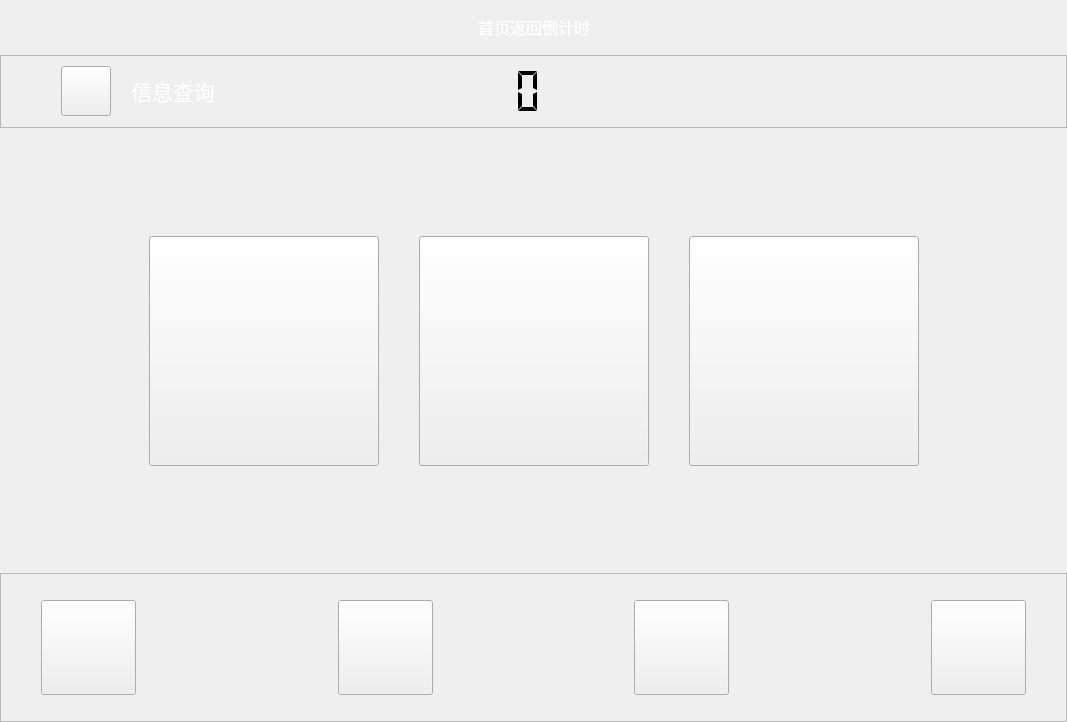
The window that lookup.ui (along-wds/jiaofeiji_ykgl) describes before a commit, drawn with Qt 5.
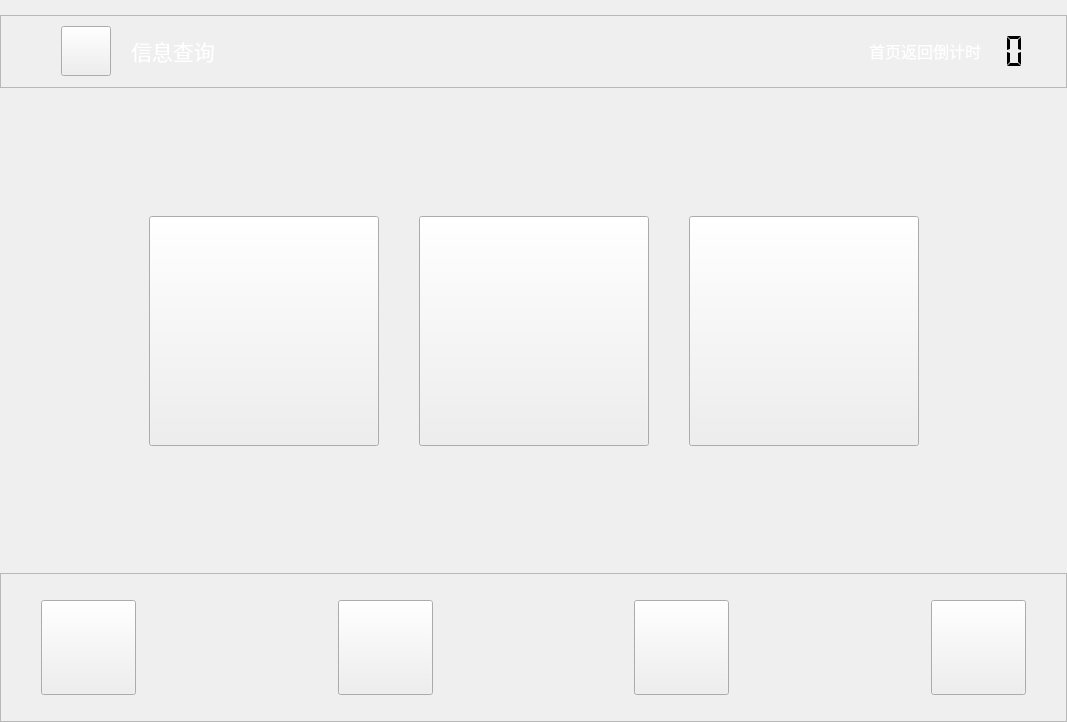
The same window after the commit. Icons and pictures are not drawn.

Patch:
```diff
--- a/lookup.ui
+++ b/lookup.ui
@@ -30,82 +30,20 @@
     <number>0</number>
    </property>
    <item>
-    <layout class="QHBoxLayout" name="horizontalLayout_22">
-     <item>
-      <spacer name="horizontalSpacer_18">
-       <property name="orientation">
-        <enum>Qt::Horizontal</enum>
-       </property>
-       <property name="sizeHint" stdset="0">
-        <size>
-         <width>40</width>
-         <height>20</height>
-        </size>
-       </property>
-      </spacer>
-     </item>
-     <item>
-      <spacer name="verticalSpacer_9">
-       <property name="orientation">
-        <enum>Qt::Vertical</enum>
-       </property>
-       <property name="sizeType">
-        <enum>QSizePolicy::Fixed</enum>
-       </property>
-       <property name="sizeHint" stdset="0">
-        <size>
-         <width>20</width>
-         <height>55</height>
-        </size>
-       </property>
-      </spacer>
-     </item>
-     <item>
-      <widget class="QLabel" name="label_12">
-       <property name="font">
-        <font>
-         <family>微软雅黑</family>
-         <pointsize>12</pointsize>
-        </font>
-       </property>
-       <property name="text">
-        <string>&lt;html&gt;&lt;head/&gt;&lt;body&gt;&lt;p&gt;&lt;span style=&quot; color:#ffffff;&quot;&gt;首页返回倒计时&lt;/span&gt;&lt;/p&gt;&lt;/body&gt;&lt;/html&gt;</string>
-       </property>
-      </widget>
-     </item>
-     <item>
-      <spacer name="verticalSpacer_4">
-       <property name="orientation">
-        <enum>Qt::Vertical</enum>
-       </property>
-       <property name="sizeType">
-        <enum>QSizePolicy::Fixed</enum>
-       </property>
-       <property name="sizeHint" stdset="0">
-        <size>
-         <width>20</width>
-         <height>55</height>
-        </size>
-       </property>
-      </spacer>
-     </item>
-     <item>
-      <spacer name="horizontalSpacer_17">
-       <property name="orientation">
-        <enum>Qt::Horizontal</enum>
-       </property>
-       <property name="sizeType">
-        <enum>QSizePolicy::Expanding</enum>
-       </property>
-       <property name="sizeHint" stdset="0">
-        <size>
-         <width>15</width>
-         <height>20</height>
-        </size>
-       </property>
-      </spacer>
-     </item>
-    </layout>
+    <spacer name="verticalSpacer_3">
+     <property name="orientation">
+      <enum>Qt::Vertical</enum>
+     </property>
+     <property name="sizeType">
+      <enum>QSizePolicy::Fixed</enum>
+     </property>
+     <property name="sizeHint" stdset="0">
+      <size>
+       <width>20</width>
+       <height>15</height>
+      </size>
+     </property>
+    </spacer>
    </item>
    <item>
     <widget class="QFrame" name="frame_4">
@@ -244,6 +182,19 @@
         </property>
        </spacer>
       </item>
+      <item>
+       <widget class="QLabel" name="label_12">
+        <property name="font">
+         <font>
+          <family>微软雅黑</family>
+          <pointsize>12</pointsize>
+         </font>
+        </property>
+        <property name="text">
+         <string>&lt;html&gt;&lt;head/&gt;&lt;body&gt;&lt;p&gt;&lt;span style=&quot; color:#ffffff;&quot;&gt;首页返回倒计时&lt;/span&gt;&lt;/p&gt;&lt;/body&gt;&lt;/html&gt;</string>
+        </property>
+       </widget>
+      </item>
       <item>
        <widget class="QLCDNumber" name="lcdNumber">
         <property name="sizePolicy">
@@ -254,20 +205,20 @@
         </property>
         <property name="minimumSize">
          <size>
-          <width>120</width>
+          <width>50</width>
           <height>50</height>
          </size>
         </property>
         <property name="maximumSize">
          <size>
-          <width>120</width>
+          <width>50</width>
           <height>50</height>
          </size>
         </property>
         <property name="font">
          <font>
           <family>微软雅黑</family>
-          <pointsize>5</pointsize>
+          <pointsize>12</pointsize>
          </font>
         </property>
         <property name="layoutDirection">
@@ -286,7 +237,7 @@
          <enum>QFrame::Plain</enum>
         </property>
         <property name="lineWidth">
-         <number>1</number>
+         <number>0</number>
         </property>
         <property name="midLineWidth">
          <number>0</number>
@@ -319,48 +270,7 @@
        </spacer>
       </item>
       <item>
-       <spacer name="horizontalSpacer_16">
-        <property name="orientation">
-         <enum>Qt::Horizontal</enum>
-        </property>
-        <property name="sizeHint" stdset="0">
-         <size>
-          <width>249</width>
-          <height>20</height>
-         </size>
-        </property>
-       </spacer>
-      </item>
-      <item>
-       <widget class="QLabel" name="label_20">
-        <property name="sizePolicy">
-         <sizepolicy hsizetype="Fixed" vsizetype="Fixed">
-          <horstretch>0</horstretch>
-          <verstretch>0</verstretch>
-         </sizepolicy>
-        </property>
-        <property name="minimumSize">
-         <size>
-          <width>168</width>
-          <height>69</height>
-         </size>
-        </property>
-        <property name="maximumSize">
-         <size>
-          <width>168</width>
-          <height>69</height>
-         </size>
-        </property>
-        <property name="styleSheet">
-         <string notr="true">border-image: url(:/image/picture/qietu/95598.png);</string>
-        </property>
-        <property name="text">
-         <string/>
-        </property>
-       </widget>
-      </item>
-      <item>
-       <spacer name="horizontalSpacer">
+       <spacer name="horizontalSpacer_15">
         <property name="orientation">
          <enum>Qt::Horizontal</enum>
         </property>
@@ -369,7 +279,7 @@
         </property>
         <property name="sizeHint" stdset="0">
          <size>
-          <width>60</width>
+          <width>15</width>
           <height>20</height>
          </size>
         </property>
```
Left out of the diff: 16 changed lines with no effect on the pictures.
